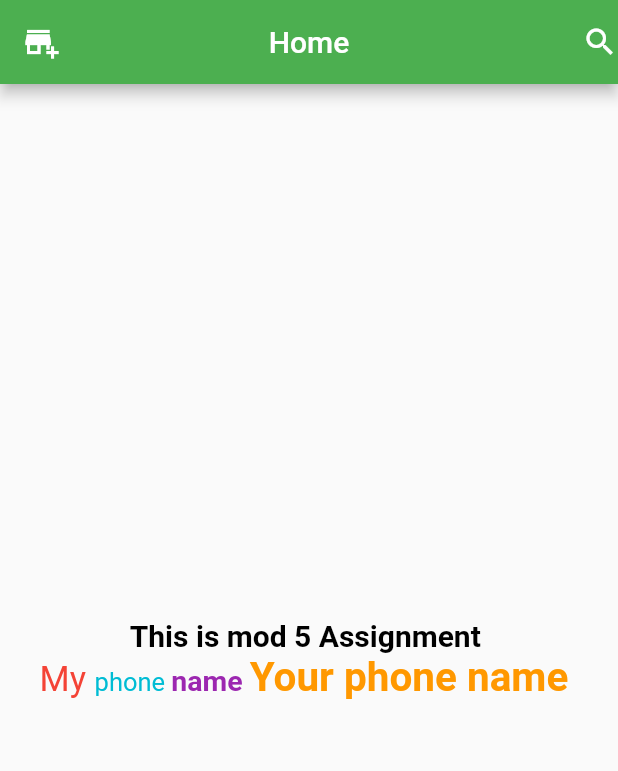
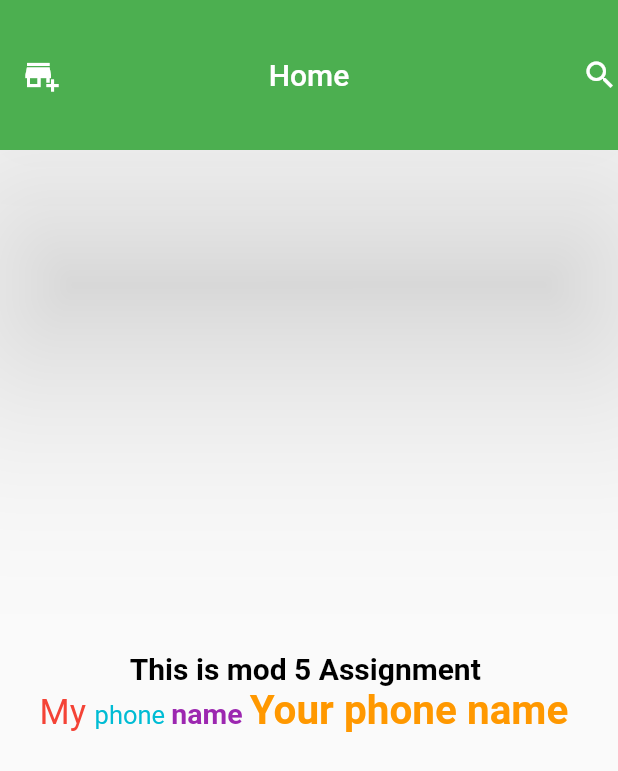
Before and after one commit to Rabby3075/flutter, a Flutter app: the screen it shows after launch, on a phone screen of 412 x 824 dp. Shown: the top 771 px of the screen. Run offline on Flutter 3.47's test engine with Material 2 defaults, Android fonts, the phone set to English and light mode, and no system bars.

Commit message:
appbar height and elevation added

```diff
--- a/lib/main.dart
+++ b/lib/main.dart
@@ -24,6 +24,8 @@ class HomeScreen extends StatelessWidget {
   Widget build(BuildContext context) {
     return Scaffold(
         appBar: AppBar(
+          elevation: 70.0,
+          toolbarHeight: 100.0,
           backgroundColor: Colors.green,
           centerTitle: true,
           title: Text('Home'),
```
